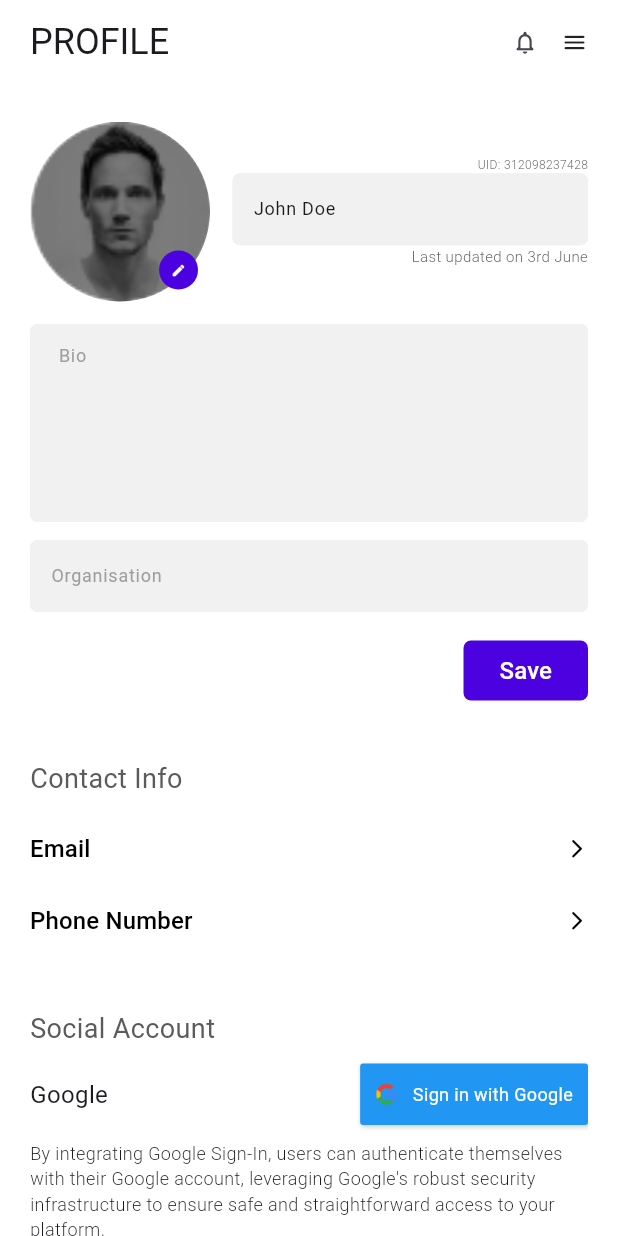
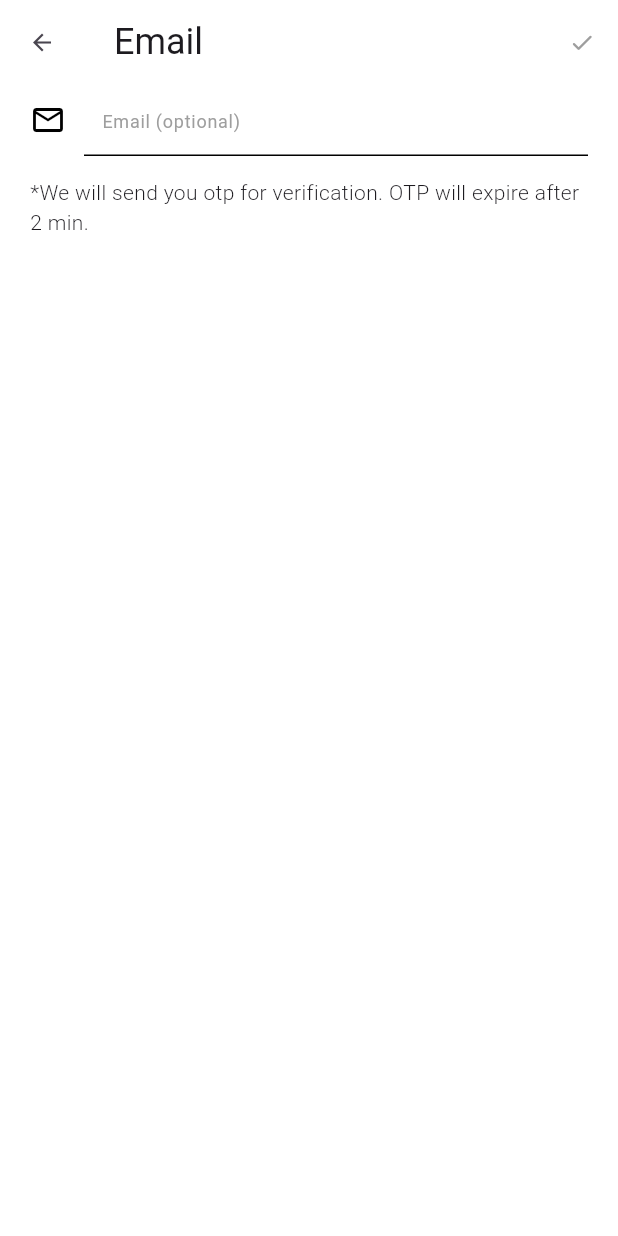
Before and after one commit to prakhar-5447/eventflow, a Flutter app: the ProfileScreen screen opened directly, after a tap on "Email", on a phone screen of 412 x 824 dp. Run offline on Flutter 3.47's test engine with Material 3 defaults, Android fonts, the light colour scheme and no system bars; our stand-ins replace fluttertoast, get, pin_code_fields, shared_preferences; accounts and stored records are empty.

Commit message:
design email screen

```diff
--- /dev/null
+++ b/lib/screens/account/email_screen.dart
@@ -0,0 +1,284 @@
+import 'package:eventflow/handlers/toast_handlers.dart';
+import 'package:eventflow/utils/colors.dart';
+import 'package:flutter/material.dart';
+import 'package:flutter/services.dart';
+import 'package:get/get.dart';
+import 'package:pin_code_fields/pin_code_fields.dart';
+
+class EmailScreen extends StatelessWidget {
+  final TextEditingController _email = TextEditingController();
+  final _isEnabled = false.obs;
+  final _isLoading = false.obs;
+
+  @override
+  Widget build(BuildContext context) {
+    return Scaffold(
+      backgroundColor: Colors.white,
+      appBar: AppBar(
+        titleSpacing: 20,
+        title: const Text(
+          "Email",
+          style: TextStyle(
+            fontSize: 24,
+          ),
+        ),
+        backgroundColor: Colors.transparent,
+        surfaceTintColor: Colors.transparent,
+        iconTheme: const IconThemeData(
+          size: 18,
+        ),
+        actions: [
+          Obx(
+            () => _isLoading.value
+                ? const CircularProgressIndicator(
+                    strokeWidth: 1.5,
+                    color: Colors.black,
+                  )
+                : IconButton(
+                    icon: Icon(
+                      Icons.check_rounded,
+                      color: _isEnabled.value
+                          ? const Color.fromARGB(255, 33, 65, 243)
+                          : Colors.grey,
+                    ),
+                    onPressed: () {
+                      if (_isEnabled.value) {
+                        if (_email.text.isEmpty) {
+                          return;
+                        }
+                        final RegExp emailRegex = RegExp(r'^.+@gmail\.com$');
+                        if (emailRegex.hasMatch("${_email.text}@gmail.com")) {
+                          if (context.mounted) {
+                            _showPincodeBottomSheet(context);
+                          }
+                        } else {
+                          showToast('Please enter a valid email address');
+                        }
+                      }
+                    },
+                  ),
+          ),
+        ],
+      ),
+      body: Padding(
+        padding: const EdgeInsets.symmetric(
+          horizontal: 20,
+        ),
+        child: Column(
+          crossAxisAlignment: CrossAxisAlignment.start,
+          children: [
+            Row(
+              crossAxisAlignment: CrossAxisAlignment.center,
+              children: [
+                const Icon(
+                  Icons.email_outlined,
+                  size: 24,
+                  color: Colors.black,
+                ),
+                const SizedBox(
+                  width: 12,
+                ),
+                Expanded(
+                  child: Obx(() {
+                    return TextField(
+                      cursorWidth: 1.5,
+                      onChanged: (value) {
+                        const String emailWithoutSuffix = '';
+                        if (value != emailWithoutSuffix) {
+                          _isEnabled.value = true;
+                          return;
+                        }
+                        if (emailWithoutSuffix == value) {
+                          _isEnabled.value = false;
+                        }
+                      },
+                      enabled: !_isLoading.value,
+                      keyboardType: TextInputType.text,
+                      inputFormatters: [
+                        FilteringTextInputFormatter.allow(
+                          RegExp('[a-z0-9.]'),
+                        ),
+                      ],
+                      controller: _email,
+                      style: const TextStyle(
+                        fontSize: 12,
+                      ),
+                      decoration: const InputDecoration(
+                        contentPadding: EdgeInsets.symmetric(
+                          horizontal: 12,
+                          vertical: 8,
+                        ),
+                        border: UnderlineInputBorder(),
+                        disabledBorder: UnderlineInputBorder(
+                          borderSide: BorderSide(
+                            color: Colors.grey,
+                          ),
+                        ),
+                        focusedBorder: UnderlineInputBorder(),
+                        enabledBorder: UnderlineInputBorder(),
+                        hintStyle: TextStyle(
+                          fontSize: 12,
+                          color: Colors.grey,
+                        ),
+                        hintText: 'Email (optional)',
+                        suffixText: '@gmail.com',
+                        suffixStyle: TextStyle(
+                          color: Colors.grey,
+                          fontSize: 16,
+                        ),
+                      ),
+                    );
+                  }),
+                ),
+              ],
+            ),
+            const SizedBox(
+              height: 14,
+            ),
+            const Text(
+              "*We will send you otp for verification. OTP will expire after 2 min.",
+              style: TextStyle(
+                fontSize: 14,
+                fontWeight: FontWeight.w300,
+              ),
+            ),
+          ],
+        ),
+      ),
+    );
+  }
+
+  void _showPincodeBottomSheet(BuildContext context) {
+    final passcode = "".obs;
+    showModalBottomSheet(
+      isDismissible: false,
+      isScrollControlled: true,
+      enableDrag: false,
+      context: context,
+      backgroundColor: Colors.white,
+      builder: (BuildContext context) {
+        return SingleChildScrollView(
+          padding: EdgeInsets.only(
+            bottom: MediaQuery.of(context).viewInsets.bottom,
+          ),
+          child: SizedBox(
+            height: 300,
+            width: MediaQuery.of(context).size.width,
+            child: Container(
+              padding: const EdgeInsets.all(20),
+              child: Column(
+                mainAxisSize: MainAxisSize.max,
+                mainAxisAlignment: MainAxisAlignment.spaceBetween,
+                crossAxisAlignment: CrossAxisAlignment.start,
+                children: [
+                  Column(
+                    crossAxisAlignment: CrossAxisAlignment.start,
+                    children: [
+                      const SizedBox(
+                        height: 10,
+                      ),
+                      Row(
+                        mainAxisAlignment: MainAxisAlignment.spaceBetween,
+                        crossAxisAlignment: CrossAxisAlignment.center,
+                        children: [
+                          const Text(
+                            'Enter Pincode',
+                            style: TextStyle(
+                              fontSize: 18,
+                              fontWeight: FontWeight.bold,
+                            ),
+                          ),
+                          IconButton(
+                            style: IconButton.styleFrom(
+                              visualDensity: VisualDensity.compact,
+                            ),
+                            onPressed: () {
+                              Navigator.of(context).pop();
+                            },
+                            icon: const Icon(
+                              Icons.close,
+                              size: 14,
+                              color: Colors.black,
+                            ),
+                          )
+                        ],
+                      ),
+                      const SizedBox(
+                        height: 4,
+                      ),
+                      Text(
+                        'Enter pincode you received in your email address ${_email.text}@gmail.com.\n(only active for 2 minutes)',
+                        style: const TextStyle(
+                          fontSize: 12,
+                          color: Colors.grey,
+                        ),
+                      ),
+                      const SizedBox(
+                        height: 16,
+                      ),
+                      Center(
+                        child: SizedBox(
+                          width: 300,
+                          child: PinCodeTextField(
+                            appContext: context,
+                            length: 6,
+                            keyboardType: TextInputType.phone,
+                            onChanged: (value) {
+                              passcode.value = value;
+                            },
+                            textStyle: const TextStyle(
+                              fontSize: 18,
+                              fontWeight: FontWeight.w300,
+                            ),
+                            pinTheme: PinTheme(
+                              fieldWidth: 35,
+                              fieldHeight: 50,
+                              borderRadius: const BorderRadius.all(
+                                Radius.circular(
+                                  4,
+                                ),
+                              ),
+                              shape: PinCodeFieldShape.box,
+                              inactiveColor: Colors.grey,
+                              activeColor:
+                                  const Color.fromARGB(255, 128, 126, 255),
+                              selectedColor: Colors.grey,
+                            ),
+                          ),
+                        ),
+                      ),
+                      const SizedBox(
+                        height: 16,
+                      ),
+                    ],
+                  ),
+                  Align(
+                    alignment: Alignment.centerRight,
+                    child: ElevatedButton(
+                      style: ElevatedButton.styleFrom(
+                        backgroundColor: AppColors.blue,
+                        foregroundColor: Colors.white,
+                        shape: const RoundedRectangleBorder(
+                          borderRadius: BorderRadius.all(
+                            Radius.circular(
+                              5,
+                            ),
+                          ),
+                        ),
+                      ),
+                      onPressed: () {},
+                      child: const Text(
+                        "Verify",
+                        style: TextStyle(fontSize: 16),
+                      ),
+                    ),
+                  ),
+                ],
+              ),
+            ),
+          ),
+        );
+      },
+    );
+  }
+}
--- a/lib/screens/profile.dart
+++ b/lib/screens/profile.dart
@@ -1,4 +1,5 @@
 import 'package:eventflow/handlers/input_handler.dart';
+import 'package:eventflow/screens/account/email_screen.dart';
 import 'package:eventflow/utils/colors.dart';
 import 'package:flutter/material.dart';
 import 'package:flutter/services.dart';
@@ -438,7 +439,9 @@ class ProfileScreen extends StatelessWidget {
                     padding: EdgeInsets.zero,
                     backgroundColor: Colors.white,
                   ),
-                  onPressed: () {},
+                  onPressed: () {
+                    Get.to(() => EmailScreen());
+                  },
                   child: const Row(
                     crossAxisAlignment: CrossAxisAlignment.center,
                     mainAxisAlignment: MainAxisAlignment.spaceBetween,
--- a/pubspec.yaml
+++ b/pubspec.yaml
@@ -12,6 +12,7 @@ dependencies:
   fluttertoast: ^8.2.6
   get: ^4.6.6
   intl: ^0.19.0
+  pin_code_fields: ^8.0.1
   shared_preferences: ^2.2.3
   url_launcher: ^6.3.0
 
```
Also changed, not shown: pubspec.lock.
